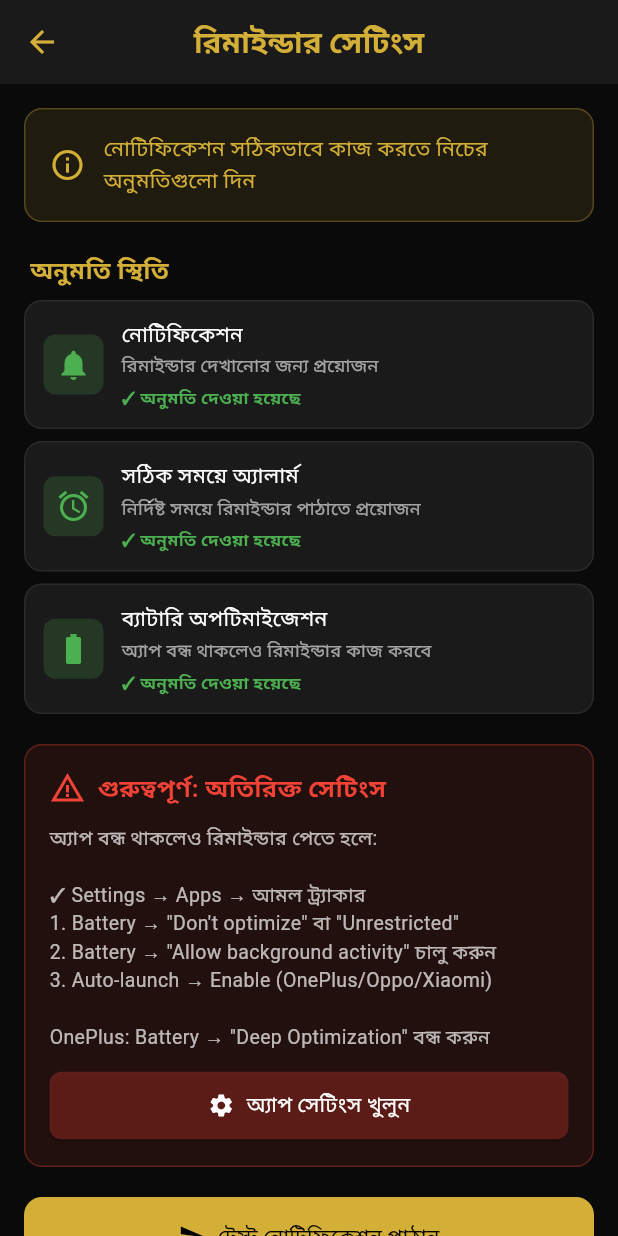
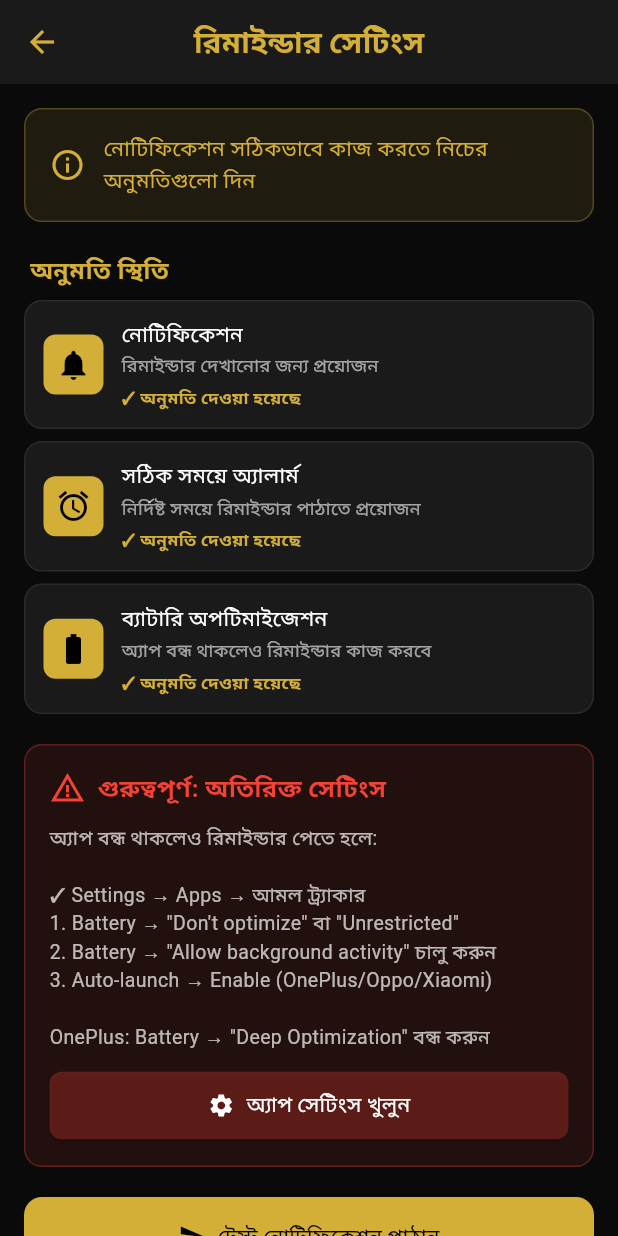
Before and after one commit to Arvi-Saleque/Islamic-Amal-Tracker, a Flutter app: the DailyReminderScreen screen opened directly, on a phone screen of 412 x 824 dp. Run offline on Flutter 3.47's test engine with Material 3 defaults, Android fonts, the phone set to English and light mode, and no system bars; our stand-ins replace cloud_firestore, easy_localization, firebase_auth, firebase_core, fl_chart, flutter_local_notifications and 8 more; missing offline and left inert: adhan_dart, android_intent_plus; accounts and stored records are empty.

Commit message:
Permission icon color fix - black on gold/red background

```diff
--- a/lib/presentation/screens/settings/daily_reminder_screen.dart
+++ b/lib/presentation/screens/settings/daily_reminder_screen.dart
@@ -354,7 +354,7 @@ class _DailyReminderScreenState extends State<DailyReminderScreen> with WidgetsB
                   Container(
                     padding: const EdgeInsets.all(8),
                     decoration: BoxDecoration(
-                      color: const Color(0xFFD4AF37).withOpacity(0.2),
+                      color: const Color(0xFFD4AF37),
                       borderRadius: BorderRadius.circular(8),
                     ),
                     child: const Icon(
@@ -497,12 +497,12 @@ class _DailyReminderScreenState extends State<DailyReminderScreen> with WidgetsB
           Container(
             padding: const EdgeInsets.all(8),
             decoration: BoxDecoration(
-              color: (isGranted ? Colors.green : Colors.orange).withOpacity(0.2),
+              color: (isGranted ? const Color(0xFFD4AF37) : Colors.red),
               borderRadius: BorderRadius.circular(8),
             ),
             child: Icon(
               icon,
-              color: isGranted ? Colors.green : Colors.orange,
+              color: Colors.black,
               size: 24,
             ),
           ),
@@ -531,7 +531,7 @@ class _DailyReminderScreenState extends State<DailyReminderScreen> with WidgetsB
                 Text(
                   isGranted ? '✓ অনুমতি দেওয়া হয়েছে' : '✗ অনুমতি প্রয়োজন',
                   style: TextStyle(
-                    color: isGranted ? Colors.green : Colors.orange,
+                    color: isGranted ? const Color(0xFFD4AF37) : Colors.red,
                     fontSize: 11,
                     fontWeight: FontWeight.bold,
                   ),
```
